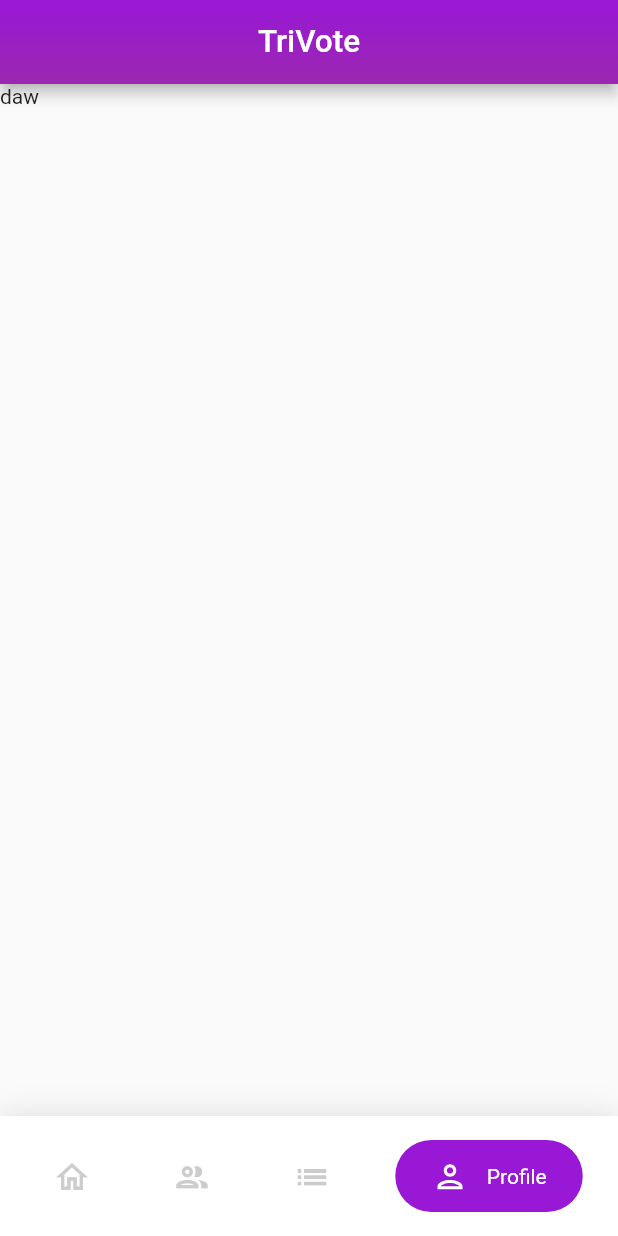
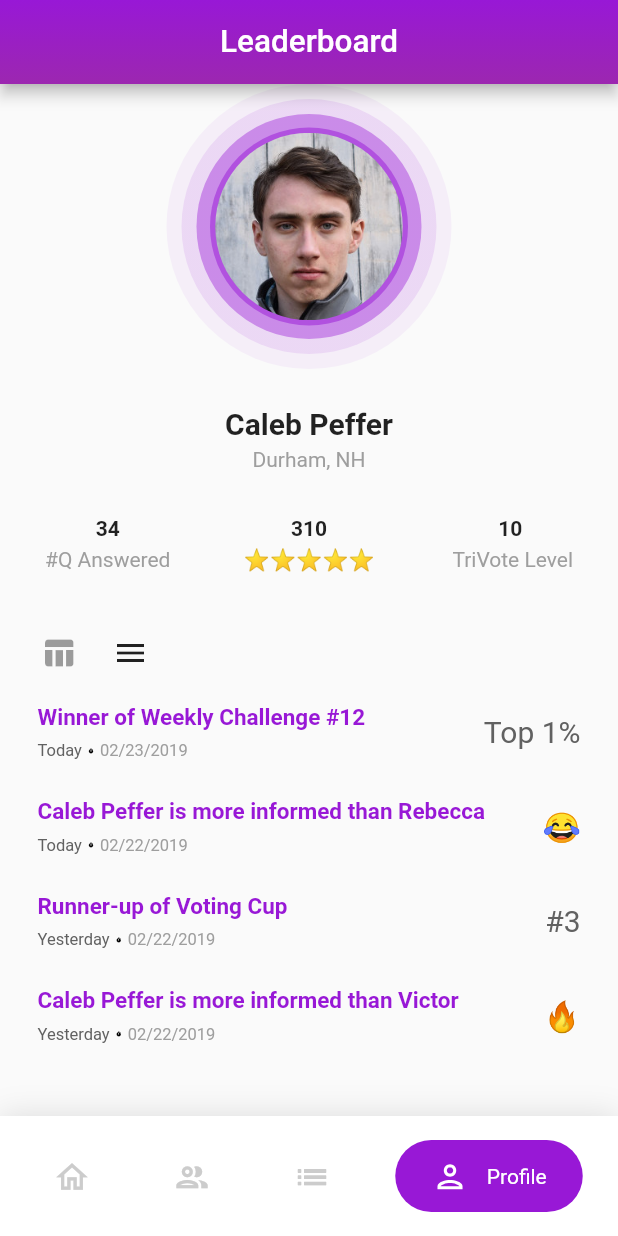
Before and after one commit to nickscamara/TriVote, a Flutter app: the screen it shows after launch, after a tap on "Friends", after a tap on "Leaderboard", after a tap on "Profile", on a phone screen of 412 x 824 dp. Run offline on Flutter 3.47's test engine with Material 2 defaults, Android fonts, the phone set to English and light mode, and no system bars; our stand-ins replace flare_flutter, flip_card, flutter_custom_clippers, html_unescape, outline_material_icons; missing offline and left inert: flutter_spinning_wheel, spider_chart; network calls fail; Roboto replaces fonts that are missing (Montserrat).

Commit message:
Nick: finished profile

```diff
--- a/votesmarter/lib/screen/home.dart
+++ b/votesmarter/lib/screen/home.dart
@@ -2,6 +2,7 @@ import 'package:flutter/material.dart';
 import 'package:votesmarter/screen/home_screen.dart';
 import 'package:flare_flutter/flare_actor.dart';
 import 'package:votesmarter/screen/leaderboard_screen.dart';
+import 'package:votesmarter/screen/profile_screen.dart';
 import 'package:votesmarter/widgets/navbar.dart';
 import 'package:outline_material_icons/outline_material_icons.dart';
 class Home extends StatefulWidget {
@@ -23,9 +24,7 @@ class _HomeState extends State<Home> {
       //MainGame(),
 
       LeaderBoardScreen(),
-      Scaffold(
-        body: Text("daw"),
-      ),
+      ProfileScreen(),
     ];
     super.initState();
     _selectedNavIndex = 0;
@@ -40,7 +39,11 @@ class _HomeState extends State<Home> {
     if(index == 2)
     {
       return "Leaderboard";
-    }else
+    } else if(index == 3)
+    {
+      return "Leaderboard";
+    }
+    else
     {
       return "TriVote";
     }
--- a/votesmarter/lib/screen/main_game.dart
+++ b/votesmarter/lib/screen/main_game.dart
@@ -38,10 +38,11 @@ class _MainGameState extends State<MainGame>
                 builder: (context) => GameResultsScreen(state: widget.state)))
         : Scaffold(
             resizeToAvoidBottomPadding: false,
-            appBar: AppBar(
+             appBar:
+           AppBar(
                   automaticallyImplyLeading: false,
                   centerTitle: true,
-              title: Text('Round ' + widget.state.currentGameRound.toString()),
+                  title: Text('ROUND ' + widget.state.currentGameRound.toString(),style: TextStyle(fontWeight: FontWeight.bold),),
                   elevation: 0,
                   leading:  Material(
                         color: Colors.amber,
@@ -52,7 +53,7 @@ class _MainGameState extends State<MainGame>
                           padding: const EdgeInsets.all(3.0),
                           child: CircleAvatar(
                             backgroundColor: Colors.amber,
-                        radius: 25,
+                            radius: 15,
                             backgroundImage: AssetImage("assets/sawyer.jpeg"),
                           ),
                         )),
@@ -72,8 +73,11 @@ class _MainGameState extends State<MainGame>
                             backgroundImage: AssetImage("assets/caleb.jpeg",),
                           ),
                         )),
+
                   ],
+
             ),
+
             body: Container(
               child: Stack(
                 children: <Widget>[
@@ -110,5 +114,6 @@ class _MainGameState extends State<MainGame>
               ),
             ),
         );
+
   }
 }
--- /dev/null
+++ b/votesmarter/lib/screen/profile_screen.dart
@@ -0,0 +1,242 @@
+import 'dart:ui';
+
+import 'package:flutter/material.dart';
+
+class ProfileScreen extends StatefulWidget {
+  @override
+  _ProfileScreenState createState() => _ProfileScreenState();
+}
+
+class _ProfileScreenState extends State<ProfileScreen> {
+  @override
+  Widget build(BuildContext context) {
+    return  ListView(
+        children: <Widget>[
+          Column(
+            mainAxisSize: MainAxisSize.min,
+            mainAxisAlignment: MainAxisAlignment.center,
+            children: <Widget>[
+              Hero(
+                    tag: "profile",
+              child: Stack(
+                alignment: AlignmentDirectional.center,
+                children: <Widget>[
+                  Container(
+                      child: Container(
+                          height: 190.0,
+                          width: 190.0,
+                          decoration: BoxDecoration(
+                              borderRadius: BorderRadius.circular(102.5),
+                              color: Theme.of(context).primaryColor.withOpacity(0.05)),
+                      )),
+
+                  Container(
+                      child: Container(
+                          height: 170.0,
+                          width: 170.0,
+                          decoration: BoxDecoration(
+                              borderRadius: BorderRadius.circular(102.5),
+                              gradient: RadialGradient(stops:[0.01,0.5],colors: [Colors.white,Theme.of(context).primaryColor.withOpacity(0.1)]),
+                      )),
+                    ),
+                  Container(
+                      child: Container(
+                          height: 150.0,
+                          width: 150.0,
+                          decoration: BoxDecoration(
+                              borderRadius: BorderRadius.circular(102.5),
+                              color: Theme.of(context)
+                                  .primaryColor
+                                  .withOpacity(0.4))),
+                    ),
+                    Container(
+                      child: Container(
+                          height: 132.0,
+                          width: 132.0,
+                          decoration: BoxDecoration(
+                              borderRadius: BorderRadius.circular(102.5),
+                              color: Theme.of(context)
+                                  .primaryColor
+                                  .withOpacity(0.5))),
+                    ),
+
+
+                                     Container(
+                      child: Container(
+                        height: 125.0,
+                        width: 125.0,
+                        decoration: BoxDecoration(
+                            borderRadius: BorderRadius.circular(62.5),
+                            image: DecorationImage(
+                                fit: BoxFit.cover,
+                                image: AssetImage('assets/caleb.jpeg'))),
+                      ),
+                    ),
+
+                ],
+              ),),
+              SizedBox(height: 25.0),
+              Text(
+                'Caleb Peffer',
+                style: TextStyle(
+                    fontFamily: 'Montserrat',
+                    fontSize: 20.0,
+                    fontWeight: FontWeight.bold),
+              ),
+              SizedBox(height: 4.0),
+              Text(
+                'Durham, NH',
+                style: TextStyle(fontFamily: 'Montserrat', color: Colors.grey),
+              ),
+              Padding(
+                padding: EdgeInsets.all(30.0),
+                child: Row(
+                  mainAxisAlignment: MainAxisAlignment.spaceBetween,
+                  crossAxisAlignment: CrossAxisAlignment.center,
+                  children: <Widget>[
+                    Column(
+                      mainAxisAlignment: MainAxisAlignment.center,
+                      children: <Widget>[
+                        Text(
+                          '34',
+                          style: TextStyle(
+                              fontFamily: 'Montserrat',
+                              fontWeight: FontWeight.bold),
+                        ),
+                        SizedBox(height: 5.0),
+                        Text(
+                          '#Q Answered',
+                          style: TextStyle(
+                              fontFamily: 'Montserrat', color: Colors.grey),
+                        )
+                      ],
+                    ),
+                    Column(
+                      mainAxisAlignment: MainAxisAlignment.center,
+                      children: <Widget>[
+                        Text(
+                          '310',
+                          style: TextStyle(
+                              fontFamily: 'Montserrat',
+                              fontWeight: FontWeight.bold),
+                        ),
+                        SizedBox(height: 5.0),
+                        Text(
+                          '⭐⭐⭐⭐⭐',
+                          style: TextStyle(
+                              fontFamily: 'Montserrat', color: Colors.grey),
+                        )
+                      ],
+                    ),
+                    Column(
+                      mainAxisAlignment: MainAxisAlignment.center,
+                      children: <Widget>[
+                        Text(
+                          '10',
+                          style: TextStyle(
+                              fontFamily: 'Montserrat',
+                              fontWeight: FontWeight.bold),
+                        ),
+                        SizedBox(height: 5.0),
+                        Text(
+                          " TriVote Level",
+                          style: TextStyle(
+                              fontFamily: 'Montserrat', color: Colors.grey),
+                        )
+                      ],
+                    )
+                  ],
+                ),
+              ),
+              Padding(
+                padding: EdgeInsets.only(left: 15.0),
+                child: Row(
+                  crossAxisAlignment: CrossAxisAlignment.center,
+                  children: <Widget>[
+                    IconButton(icon: Icon(Icons.table_chart)),
+                    IconButton(
+                      icon: Icon(Icons.menu),
+                      onPressed: () {},
+                    )
+                  ],
+                ),
+              ),
+              buildInfoDetail(
+                  "Winner of Weekly Challenge #12", "Top 1%", "Today", "02/23/2019"),
+             buildInfoDetail(
+                  "Caleb Peffer is more informed than Rebecca", "😂", "Today", "02/22/2019"),
+                   buildInfoDetail(
+                  "Runner-up of Voting Cup", "#3", "Yesterday", "02/22/2019"),
+                  buildInfoDetail(
+                  "Caleb Peffer is more informed than Victor", "🔥", "Yesterday", "02/22/2019"),
+
+            ],
+          )
+        ],
+      );
+  }
+
+  Widget buildInfoDetail(
+      String name, String value, String tooltip, String date) {
+    return Padding(
+      padding:
+          EdgeInsets.only(left: 25.0, right: 25.0, top: 10.0, bottom: 15.0),
+      child: Row(
+        mainAxisAlignment: MainAxisAlignment.spaceBetween,
+        children: <Widget>[
+          Column(
+            crossAxisAlignment: CrossAxisAlignment.start,
+            children: <Widget>[
+              Text(
+                name,
+                style: TextStyle(
+                    color: Theme.of(context).primaryColor,
+                    fontWeight: FontWeight.bold,
+                    fontFamily: 'Montserrat',
+                    fontSize: 15.0),
+              ),
+              SizedBox(height: 7.0),
+              Row(
+                children: <Widget>[
+                  Text(
+                    tooltip,
+                    style: TextStyle(
+                        color: Colors.grey.shade700,
+                        fontFamily: 'Montserrat',
+                        fontSize: 11.0),
+                  ),
+                  SizedBox(width: 4.0),
+                  Icon(
+                    Icons.timer,
+                    size: 4.0,
+                    color: Colors.black,
+                  ),
+                  SizedBox(width: 4.0),
+                  Text(
+                    date,
+                    style: TextStyle(
+                        color: Colors.grey.shade500,
+                        fontFamily: 'Montserrat',
+                        fontSize: 11.0),
+                  )
+                ],
+              )
+            ],
+          ),
+          Row(
+            crossAxisAlignment: CrossAxisAlignment.center,
+            children: <Widget>[
+              Text(
+                value,
+                style: TextStyle(
+                    color: Colors.grey.shade700,
+                    fontFamily: 'Montserrat',
+                    fontSize: 20.0),
+              ),
+            ],
+          )
+        ],
+      ),
+    );
+  }
+}
```
Lines whose indentation alone changed are shown as unchanged.
